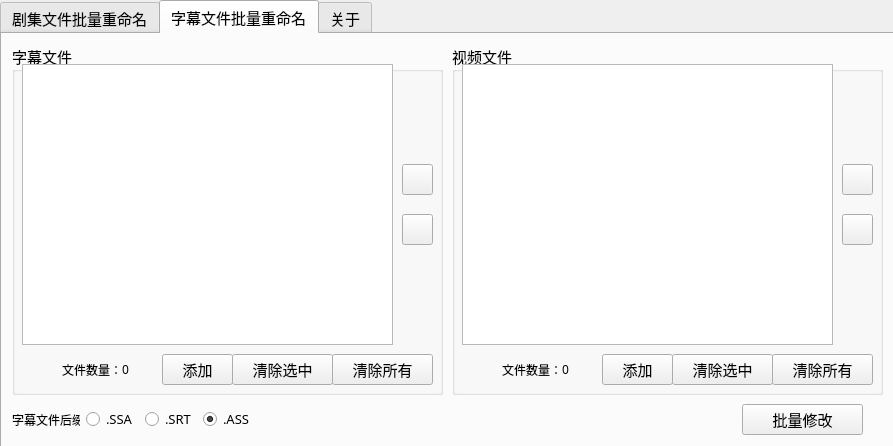
Old version of the form windows.ui in the repository Reboot93/SubAndSeasonFilesRename.
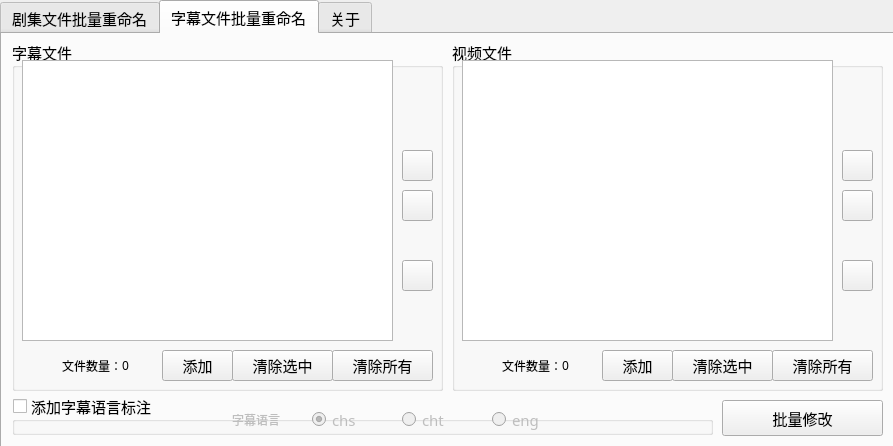
New version of the form. The open tabs and pages were chosen to show the change. Icons and pictures are not drawn.

Commit message: Complete the subtitle renaming part 实现了字幕文件名修改模块的功能

Diff of the .ui file:
```diff
--- a/windows.ui
+++ b/windows.ui
@@ -412,7 +412,7 @@
      <property name="geometry">
       <rect>
        <x>10</x>
-       <y>10</y>
+       <y>6</y>
        <width>431</width>
        <height>351</height>
       </rect>
@@ -420,11 +420,14 @@
      <property name="title">
       <string>字幕文件</string>
      </property>
+     <property name="flat">
+      <bool>false</bool>
+     </property>
      <widget class="QPushButton" name="pushButton_sub_up">
       <property name="geometry">
        <rect>
         <x>390</x>
-        <y>120</y>
+        <y>110</y>
         <width>31</width>
         <height>31</height>
        </rect>
@@ -441,8 +444,8 @@
       </property>
       <property name="iconSize">
        <size>
-        <width>29</width>
-        <height>29</height>
+        <width>31</width>
+        <height>31</height>
        </size>
       </property>
      </widget>
@@ -450,7 +453,7 @@
       <property name="geometry">
        <rect>
         <x>390</x>
-        <y>170</y>
+        <y>150</y>
         <width>31</width>
         <height>31</height>
        </rect>
@@ -467,8 +470,8 @@
       </property>
       <property name="iconSize">
        <size>
-        <width>29</width>
-        <height>29</height>
+        <width>31</width>
+        <height>31</height>
        </size>
       </property>
      </widget>
@@ -623,12 +626,38 @@
        </rect>
       </property>
      </widget>
+     <widget class="QPushButton" name="pushButton_sub_flash">
+      <property name="geometry">
+       <rect>
+        <x>390</x>
+        <y>220</y>
+        <width>31</width>
+        <height>31</height>
+       </rect>
+      </property>
+      <property name="toolTip">
+       <string>下移一位</string>
+      </property>
+      <property name="text">
+       <string/>
+      </property>
+      <property name="icon">
+       <iconset>
+        <normaloff>icon/flash.png</normaloff>icon/flash.png</iconset>
+      </property>
+      <property name="iconSize">
+       <size>
+        <width>31</width>
+        <height>31</height>
+       </size>
+      </property>
+     </widget>
     </widget>
     <widget class="QGroupBox" name="groupBox_2">
      <property name="geometry">
       <rect>
        <x>450</x>
-       <y>10</y>
+       <y>6</y>
        <width>431</width>
        <height>351</height>
       </rect>
@@ -636,11 +665,14 @@
      <property name="title">
       <string>视频文件</string>
      </property>
+     <property name="flat">
+      <bool>false</bool>
+     </property>
      <widget class="QPushButton" name="pushButton_movie_up">
       <property name="geometry">
        <rect>
         <x>390</x>
-        <y>120</y>
+        <y>110</y>
         <width>31</width>
         <height>31</height>
        </rect>
@@ -657,8 +689,8 @@
       </property>
       <property name="iconSize">
        <size>
-        <width>29</width>
-        <height>29</height>
+        <width>31</width>
+        <height>31</height>
        </size>
       </property>
      </widget>
@@ -666,7 +698,7 @@
       <property name="geometry">
        <rect>
         <x>390</x>
-        <y>170</y>
+        <y>150</y>
         <width>31</width>
         <height>31</height>
        </rect>
@@ -683,8 +715,8 @@
       </property>
       <property name="iconSize">
        <size>
-        <width>29</width>
-        <height>29</height>
+        <width>31</width>
+        <height>31</height>
        </size>
       </property>
      </widget>
@@ -839,84 +871,40 @@
        </rect>
       </property>
      </widget>
+     <widget class="QPushButton" name="pushButton_movie_flash">
+      <property name="geometry">
+       <rect>
+        <x>390</x>
+        <y>220</y>
+        <width>31</width>
+        <height>31</height>
+       </rect>
+      </property>
+      <property name="toolTip">
+       <string>下移一位</string>
+      </property>
+      <property name="text">
+       <string/>
+      </property>
+      <property name="icon">
+       <iconset>
+        <normaloff>icon/flash.png</normaloff>icon/flash.png</iconset>
+      </property>
+      <property name="iconSize">
+       <size>
+        <width>31</width>
+        <height>31</height>
+       </size>
+      </property>
+     </widget>
     </widget>
-    <widget class="QWidget" name="horizontalLayoutWidget">
+    <widget class="QPushButton" name="pushButton_sub_start">
      <property name="geometry">
       <rect>
-       <x>10</x>
-       <y>360</y>
-       <width>243</width>
-       <height>51</height>
-      </rect>
-     </property>
-     <layout class="QHBoxLayout" name="horizontalLayout">
-      <item>
-       <widget class="QLabel" name="label_5">
-        <property name="font">
-         <font>
-          <family>微软雅黑</family>
-          <pointsize>9</pointsize>
-         </font>
-        </property>
-        <property name="text">
-         <string>字幕文件后缀</string>
-        </property>
-        <property name="textFormat">
-         <enum>Qt::AutoText</enum>
-        </property>
-       </widget>
-      </item>
-      <item>
-       <widget class="QRadioButton" name="radioButton_ssa">
-        <property name="font">
-         <font>
-          <family>微软雅黑</family>
-          <pointsize>10</pointsize>
-         </font>
-        </property>
-        <property name="text">
-         <string notr="true">.SSA</string>
-        </property>
-       </widget>
-      </item>
-      <item>
-       <widget class="QRadioButton" name="radioButton_srt">
-        <property name="font">
-         <font>
-          <family>微软雅黑</family>
-          <pointsize>10</pointsize>
-         </font>
-        </property>
-        <property name="text">
-         <string notr="true">.SRT</string>
-        </property>
-       </widget>
-      </item>
-      <item>
-       <widget class="QRadioButton" name="radioButton_ass">
-        <property name="font">
-         <font>
-          <family>微软雅黑</family>
-          <pointsize>10</pointsize>
-         </font>
-        </property>
-        <property name="text">
-         <string notr="true">.ASS</string>
-        </property>
-        <property name="checked">
-         <bool>true</bool>
-        </property>
-       </widget>
-      </item>
-     </layout>
-    </widget>
-    <widget class="QPushButton" name="pushButton_rename">
-     <property name="geometry">
-      <rect>
-       <x>740</x>
-       <y>370</y>
-       <width>121</width>
-       <height>31</height>
+       <x>720</x>
+       <y>366</y>
+       <width>161</width>
+       <height>36</height>
       </rect>
      </property>
      <property name="font">
@@ -941,6 +929,149 @@
       </size>
      </property>
     </widget>
+    <widget class="QGroupBox" name="groupBox_sub_lan">
+     <property name="geometry">
+      <rect>
+       <x>10</x>
+       <y>360</y>
+       <width>701</width>
+       <height>41</height>
+      </rect>
+     </property>
+     <property name="title">
+      <string>添加字幕语言标注</string>
+     </property>
+     <property name="alignment">
+      <set>Qt::AlignLeading|Qt::AlignLeft|Qt::AlignTop</set>
+     </property>
+     <property name="flat">
+      <bool>false</bool>
+     </property>
+     <property name="checkable">
+      <bool>true</bool>
+     </property>
+     <property name="checked">
+      <bool>false</bool>
+     </property>
+     <widget class="QLabel" name="label_18">
+      <property name="geometry">
+       <rect>
+        <x>220</x>
+        <y>10</y>
+        <width>51</width>
+        <height>31</height>
+       </rect>
+      </property>
+      <property name="font">
+       <font>
+        <family>微软雅黑</family>
+        <pointsize>9</pointsize>
+       </font>
+      </property>
+      <property name="text">
+       <string>字幕语言</string>
+      </property>
+      <property name="textFormat">
+       <enum>Qt::AutoText</enum>
+      </property>
+     </widget>
+     <widget class="QRadioButton" name="radioButton_lan_eng">
+      <property name="geometry">
+       <rect>
+        <x>480</x>
+        <y>10</y>
+        <width>81</width>
+        <height>31</height>
+       </rect>
+      </property>
+      <property name="font">
+       <font>
+        <family>微软雅黑</family>
+        <pointsize>11</pointsize>
+       </font>
+      </property>
+      <property name="text">
+       <string notr="true">eng</string>
+      </property>
+      <property name="icon">
+       <iconset>
+        <normaloff>icon/eng.png</normaloff>icon/eng.png</iconset>
+      </property>
+      <property name="iconSize">
+       <size>
+        <width>23</width>
+        <height>23</height>
+       </size>
+      </property>
+      <property name="checked">
+       <bool>false</bool>
+      </property>
+     </widget>
+     <widget class="QRadioButton" name="radioButton_lan_cht">
+      <property name="geometry">
+       <rect>
+        <x>390</x>
+        <y>10</y>
+        <width>81</width>
+        <height>31</height>
+       </rect>
+      </property>
+      <property name="font">
+       <font>
+        <family>微软雅黑</family>
+        <pointsize>11</pointsize>
+       </font>
+      </property>
+      <property name="text">
+       <string notr="true">cht</string>
+      </property>
+      <property name="icon">
+       <iconset>
+        <normaloff>icon/cht.png</normaloff>icon/cht.png</iconset>
+      </property>
+      <property name="iconSize">
+       <size>
+        <width>23</width>
+        <height>23</height>
+       </size>
+      </property>
+      <property name="checked">
+       <bool>false</bool>
+      </property>
+     </widget>
+     <widget class="QRadioButton" name="radioButton_lan_chs">
+      <property name="geometry">
+       <rect>
+        <x>300</x>
+        <y>10</y>
+        <width>81</width>
+        <height>31</height>
+       </rect>
+      </property>
+      <property name="font">
+       <font>
+        <family>微软雅黑</family>
+        <pointsize>11</pointsize>
+       </font>
+      </property>
+      <property name="text">
+       <string notr="true">chs</string>
+      </property>
+      <property name="icon">
+       <iconset>
+        <normaloff>icon/chs.png</normaloff>icon/chs.png</iconset>
+      </property>
+      <property name="iconSize">
+       <size>
+        <width>23</width>
+        <height>23</height>
+       </size>
+      </property>
+      <property name="checked">
+       <bool>true</bool>
+      </property>
+     </widget>
+    </widget>
    </widget>
    <widget class="QWidget" name="tab_3">
     <attribute name="icon">
```
Left out of the diff: 22 changed lines with no effect on the pictures. The commit also changes 6 other files.
